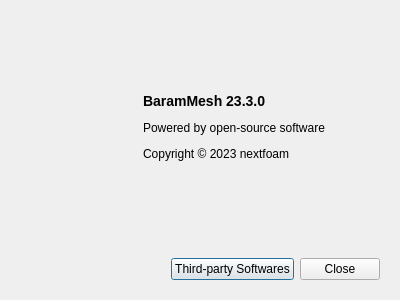
The window that baramMesh/view/menu/help/about_dialog.ui (nextfoam/baram) describes before a commit, drawn with Qt 5.
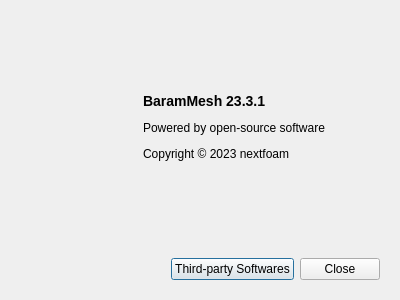
The same window after the commit.

Patch:
```diff
--- a/baramMesh/view/menu/help/about_dialog.ui
+++ b/baramMesh/view/menu/help/about_dialog.ui
@@ -90,7 +90,7 @@
          </sizepolicy>
         </property>
         <property name="text">
-         <string>&lt;p&gt;&lt;b&gt;&lt;font size=&quot;4&quot;&gt;BaramMesh 23.3.0&lt;/font&gt;&lt;/b&gt;&lt;/p&gt;
+         <string>&lt;p&gt;&lt;b&gt;&lt;font size=&quot;4&quot;&gt;BaramMesh 23.3.1&lt;/font&gt;&lt;/b&gt;&lt;/p&gt;
 
 &lt;p&gt;Powered by open-source software&lt;/p&gt;
 
```
